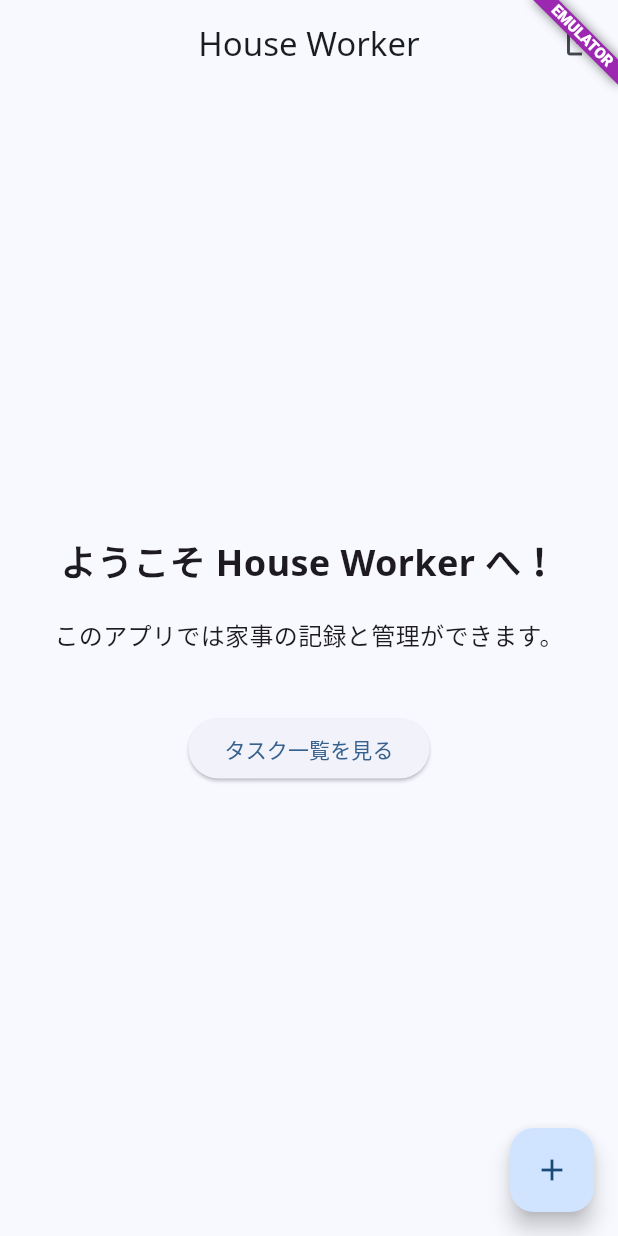
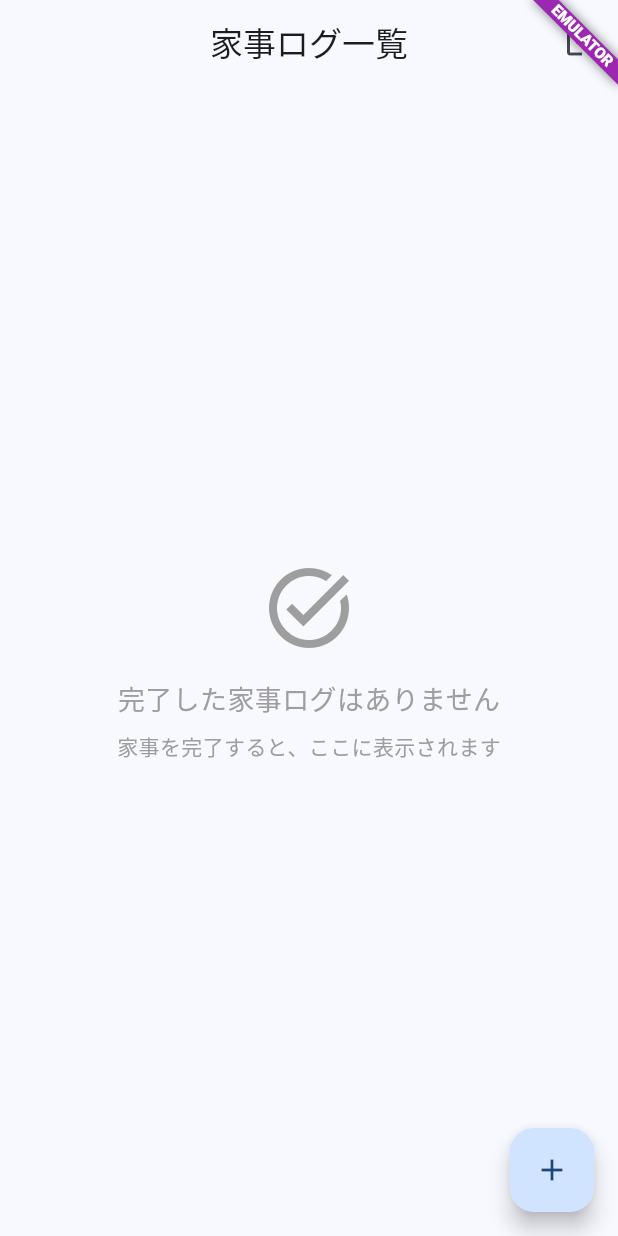
Before and after one commit to shotaIDE/talk-to-cavivara, a Flutter app: the screen it shows once a user with an empty profile is signed in, on a phone screen of 412 x 824 dp. Run offline on Flutter 3.47's test engine with Material 3 defaults, Android fonts, the phone set to English and light mode, and no system bars; our stand-ins replace cloud_firestore, firebase_auth, firebase_core, flutter_riverpod, google_fonts, isar; accounts and stored records are empty; generated files the repository leaves out were written again.

Commit message:
feat: home screen (#8)

```diff
--- a/client/lib/features/home/home_screen.dart
+++ b/client/lib/features/home/home_screen.dart
@@ -1,15 +1,24 @@
 import 'package:flutter/material.dart';
 import 'package:flutter_riverpod/flutter_riverpod.dart';
 import 'package:house_worker/services/auth_service.dart';
+import 'package:house_worker/features/home/task_log_provider.dart';
+import 'package:house_worker/features/home/task_log_item.dart';
+import 'package:house_worker/features/home/task_log_detail_screen.dart';
 
 class HomeScreen extends ConsumerWidget {
   const HomeScreen({super.key});
 
   @override
   Widget build(BuildContext context, WidgetRef ref) {
+    // 完了済みタスクを取得
+    final completedTasksAsync = ref.watch(completedTasksProvider);
+
+    // 削除されたタスクを監視
+    final deletedTask = ref.watch(deletedTaskProvider);
+
     return Scaffold(
       appBar: AppBar(
-        title: const Text('House Worker'),
+        title: const Text('家事ログ一覧'),
         actions: [
           IconButton(
             icon: const Icon(Icons.logout),
@@ -19,28 +28,73 @@ class HomeScreen extends ConsumerWidget {
           ),
         ],
       ),
-      body: Center(
+      body: Column(
+        children: [
+          Expanded(
+            child: completedTasksAsync.when(
+              data: (tasks) {
+                if (tasks.isEmpty) {
+                  return const Center(
                     child: Column(
                       mainAxisAlignment: MainAxisAlignment.center,
                       children: [
-            const Text(
-              'ようこそ House Worker へ！',
-              style: TextStyle(fontSize: 24, fontWeight: FontWeight.bold),
+                        Icon(
+                          Icons.task_alt,
+                          size: 64,
+                          color: Colors.grey,
                         ),
-            const SizedBox(height: 20),
-            const Text(
-              'このアプリでは家事の記録と管理ができます。',
-              style: TextStyle(fontSize: 16),
+                        SizedBox(height: 16),
+                        Text(
+                          '完了した家事ログはありません',
+                          style: TextStyle(
+                            fontSize: 18,
+                            color: Colors.grey,
                           ),
-            const SizedBox(height: 40),
-            ElevatedButton(
-              onPressed: () {
-                // TODO: タスク一覧画面に遷移
-              },
-              child: const Text('タスク一覧を見る'),
+                        ),
+                        SizedBox(height: 8),
+                        Text(
+                          '家事を完了すると、ここに表示されます',
+                          style: TextStyle(
+                            fontSize: 14,
+                            color: Colors.grey,
+                          ),
                         ),
                       ],
                     ),
+                  );
+                }
+
+                return RefreshIndicator(
+                  onRefresh: () async {
+                    // プロバイダーを更新して最新のデータを取得
+                    ref.invalidate(completedTasksProvider);
+                  },
+                  child: ListView.builder(
+                    itemCount: tasks.length,
+                    itemBuilder: (context, index) {
+                      final task = tasks[index];
+                      return TaskLogItem(
+                        task: task,
+                        onTap: () {
+                          // タスク詳細画面に遷移
+                          Navigator.of(context).push(
+                            MaterialPageRoute(
+                              builder: (context) => TaskLogDetailScreen(task: task),
+                            ),
+                          );
+                        },
+                      );
+                    },
+                  ),
+                );
+              },
+              loading: () => const Center(child: CircularProgressIndicator()),
+              error: (error, stackTrace) => Center(
+                child: Text('エラーが発生しました: $error'),
+              ),
+            ),
+          ),
+        ],
       ),
       floatingActionButton: FloatingActionButton(
         onPressed: () {
```
Also changed, not shown: client/lib/features/home/task_log_detail_screen.dart (added, +167 -0 lines), client/lib/features/home/task_log_item.dart (added, +183 -0 lines), client/lib/features/home/task_log_provider.dart (added, +72 -0 lines), client/lib/repositories/task_repository.dart (+7 -0 lines), 1 other file. Lines whose indentation alone changed are shown as unchanged.
